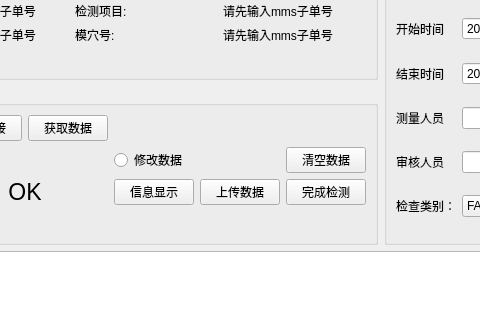
First picture: the form in zw_project_1_0/operationinterface.ui, repository PX007XP/LY_SDK, before the edit; both pictures show x 511 to 991 and y 187 to 507 of the 1399 by 720 pixel window.
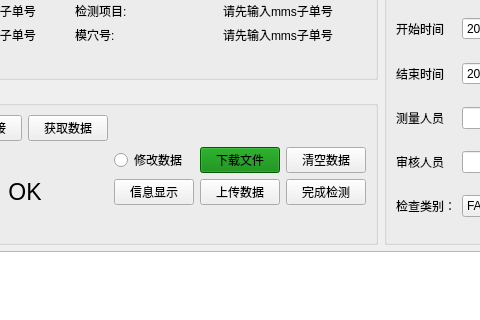
Second picture: the form after the edit. Custom widgets are drawn as their Qt base class.

Commit message: 1.改动数据接收逻辑 优化部分界面功能

Patch:
```diff
--- a/zw_project_1_0/operationinterface.ui
+++ b/zw_project_1_0/operationinterface.ui
@@ -537,6 +537,16 @@
            <item row="2" column="2" colspan="6">
             <widget class="QLineEdit" name="saveFilePathEdit"/>
            </item>
+           <item row="1" column="10">
+            <widget class="QPushButton" name="DownLoadFileButton">
+             <property name="styleSheet">
+              <string notr="true">background-color: green;</string>
+             </property>
+             <property name="text">
+              <string>下载文件</string>
+             </property>
+            </widget>
+           </item>
           </layout>
          </widget>
         </item>
```
The commit also changes 6 other files.
